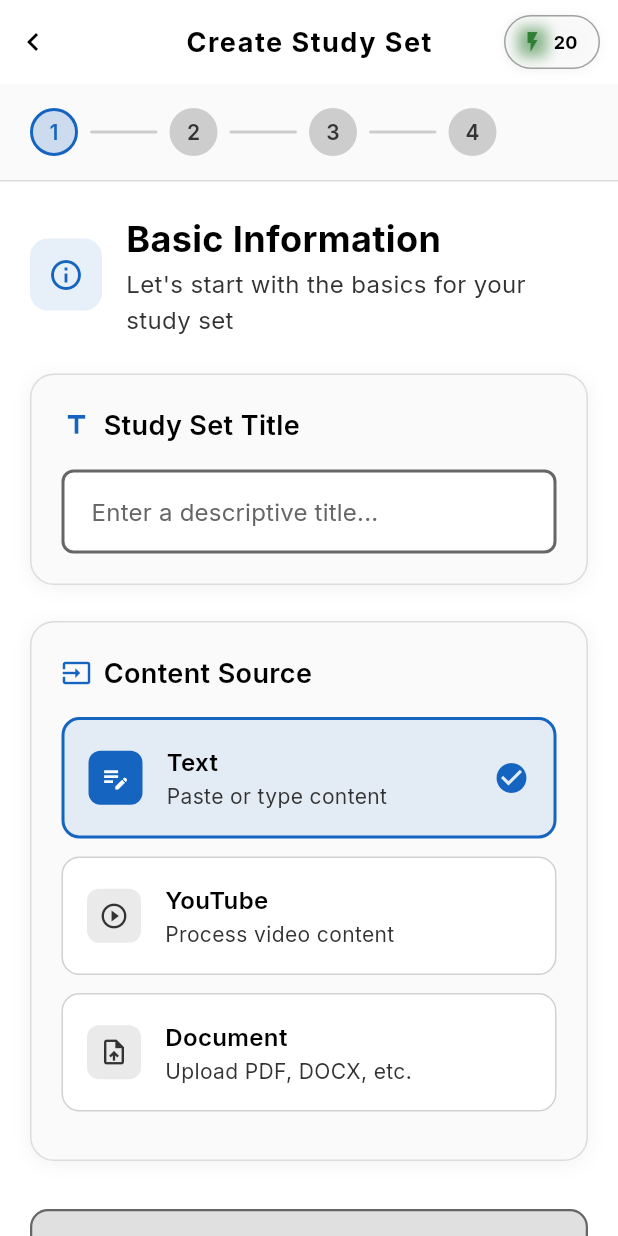
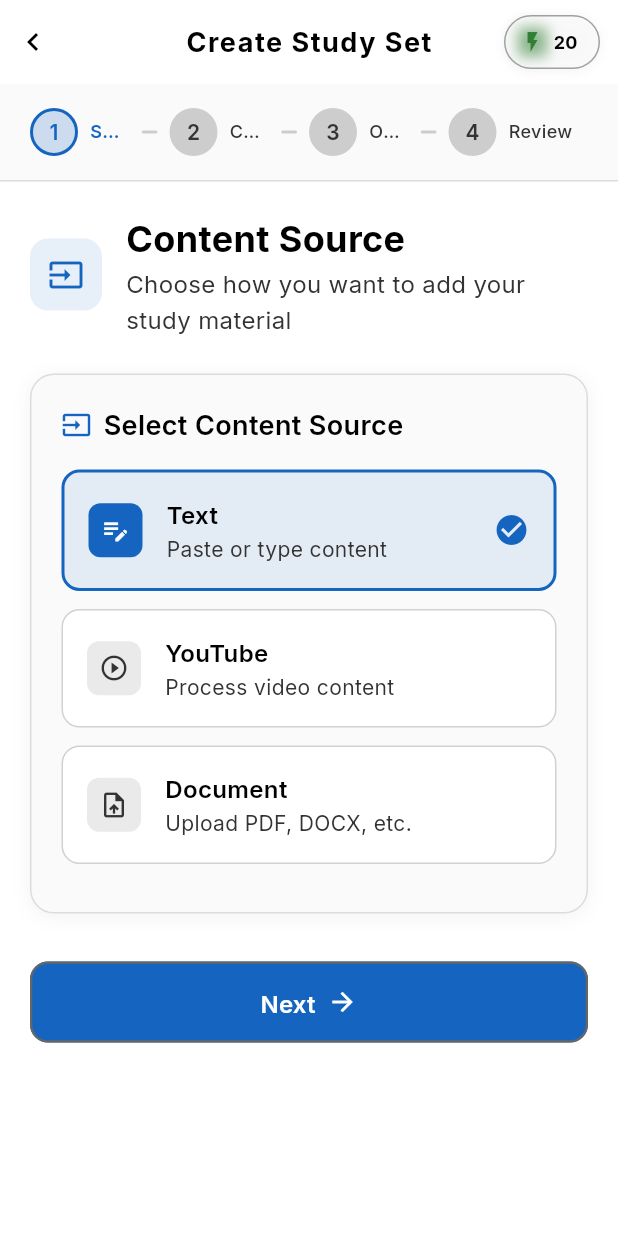
Before and after one commit to mindloadai-dot/BooM_Mind, a Flutter app: the CreateScreen screen opened directly, on a phone screen of 412 x 824 dp. Run offline on Flutter 3.47's test engine with Material 3 defaults, Android fonts, the phone set to English and light mode, and no system bars; our stand-ins replace audio_service, cached_network_image, cloud_firestore, cloud_functions, file_picker, firebase_analytics and 19 more; missing offline and left inert: audio_session, firebase_app_check, syncfusion_flutter_pdf; accounts and stored records are empty; network calls fail; statements that could not run were skipped.

Commit message:
Revise create study process: Move title field to last step with auto-population from content

```diff
--- a/lib/screens/create_screen.dart
+++ b/lib/screens/create_screen.dart
@@ -126,6 +126,13 @@ class _CreateScreenState extends State<CreateScreen>
         _suggestTitleFromText(_contentController.text.trim());
       }
     });
+
+    // Auto-populate title when moving to Step 4 if title is empty
+    _pageController.addListener(() {
+      if (_currentStep == 3 && _titleController.text.trim().isEmpty && _hasContent()) {
+        _autoPopulateTitleFromContent();
+      }
+    });
   }
 
   void _initializeAnimations() {
@@ -213,6 +220,8 @@ class _CreateScreenState extends State<CreateScreen>
 
   /// Build step indicator
   Widget _buildStepIndicator(SemanticTokens tokens) {
+    final stepNames = ['Source', 'Content', 'Options', 'Review'];
+
     return Container(
       padding: const EdgeInsets.symmetric(horizontal: 20, vertical: 16),
       decoration: BoxDecoration(
@@ -267,6 +276,24 @@ class _CreateScreenState extends State<CreateScreen>
                   ),
                 ),
 
+                // Step name
+                const SizedBox(width: 8),
+                Expanded(
+                  child: Text(
+                    stepNames[index],
+                    style: TextStyle(
+                      color: isActive
+                          ? tokens.primary
+                          : isCompleted
+                              ? tokens.textPrimary
+                              : tokens.textSecondary,
+                      fontWeight: isActive ? FontWeight.w600 : FontWeight.w500,
+                      fontSize: 12,
+                    ),
+                    overflow: TextOverflow.ellipsis,
+                  ),
+                ),
+
                 // Connector line
                 if (index < _totalSteps - 1)
                   Expanded(
@@ -305,7 +332,7 @@ class _CreateScreenState extends State<CreateScreen>
     }
   }
 
-  /// Step 1: Basic Information
+  /// Step 1: Content Source Selection
   Widget _buildStep1Content(SemanticTokens tokens) {
     return Column(
       crossAxisAlignment: CrossAxisAlignment.start,
@@ -313,67 +340,9 @@ class _CreateScreenState extends State<CreateScreen>
         // Header
         _buildStepHeader(
           tokens,
-          'Basic Information',
-          'Let\'s start with the basics for your study set',
-          Icons.info_outline,
-        ),
-
-        const SizedBox(height: 24),
-
-        // Title input card
-        _buildModernCard(
-          tokens,
-          child: Column(
-            crossAxisAlignment: CrossAxisAlignment.start,
-            children: [
-              _buildCardHeader(tokens, 'Study Set Title', Icons.title),
-              const SizedBox(height: 16),
-              TextField(
-                controller: _titleController,
-                style: TextStyle(
-                  fontSize: 16,
-                  color: tokens.textPrimary,
-                ),
-                decoration: InputDecoration(
-                  hintText: 'Enter a descriptive title...',
-                  hintStyle: TextStyle(
-                    color: tokens.textTertiary,
-                    fontSize: 16,
-                  ),
-                  filled: true,
-                  fillColor: tokens.surfaceAlt,
-                  border: OutlineInputBorder(
-                    borderRadius: BorderRadius.circular(12),
-                    borderSide: BorderSide.none,
-                  ),
-                  contentPadding: const EdgeInsets.symmetric(
-                    horizontal: 16,
-                    vertical: 16,
-                  ),
-                ),
-              ),
-              if (_isTitleAutoPopulated) ...[
-                const SizedBox(height: 8),
-                Row(
-                  children: [
-                    Icon(
-                      Icons.auto_awesome,
-                      size: 16,
-                      color: tokens.primary,
-                    ),
-                    const SizedBox(width: 8),
-                    Text(
-                      'Auto-generated title',
-                      style: TextStyle(
-                        color: tokens.textSecondary,
-                        fontSize: 12,
-                      ),
-                    ),
-                  ],
-                ),
-              ],
-            ],
-          ),
+          'Content Source',
+          'Choose how you want to add your study material',
+          Icons.input,
         ),
 
         const SizedBox(height: 24),
@@ -384,7 +353,7 @@ class _CreateScreenState extends State<CreateScreen>
           child: Column(
             crossAxisAlignment: CrossAxisAlignment.start,
             children: [
-              _buildCardHeader(tokens, 'Content Source', Icons.input),
+              _buildCardHeader(tokens, 'Select Content Source', Icons.input),
               const SizedBox(height: 16),
               _buildContentTypeSelector(tokens),
             ],
@@ -513,6 +482,73 @@ class _CreateScreenState extends State<CreateScreen>
           'Review & Generate',
           'Review your settings and create your study set',
           Icons.preview,
+        ),
+
+        const SizedBox(height: 24),
+
+        // Title input card (moved to last step)
+        _buildModernCard(
+          tokens,
+          child: Column(
+            crossAxisAlignment: CrossAxisAlignment.start,
+            children: [
+              _buildCardHeader(tokens, 'Study Set Title', Icons.title),
+              const SizedBox(height: 16),
+              TextField(
+                controller: _titleController,
+                style: TextStyle(
+                  fontSize: 16,
+                  color: tokens.textPrimary,
+                ),
+                decoration: InputDecoration(
+                  hintText: 'Enter a descriptive title...',
+                  hintStyle: TextStyle(
+                    color: tokens.textTertiary,
+                    fontSize: 16,
+                  ),
+                  filled: true,
+                  fillColor: tokens.surfaceAlt,
+                  border: OutlineInputBorder(
+                    borderRadius: BorderRadius.circular(12),
+                    borderSide: BorderSide.none,
+                  ),
+                  contentPadding: const EdgeInsets.symmetric(
+                    horizontal: 16,
+                    vertical: 16,
+                  ),
+                ),
+              ),
+              if (_isTitleAutoPopulated) ...[
+                const SizedBox(height: 8),
+                Row(
+                  children: [
+                    Icon(
+                      Icons.auto_awesome,
+                      size: 16,
+                      color: tokens.primary,
+                    ),
+                    const SizedBox(width: 8),
+                    Text(
+                      'Auto-generated title from content',
+                      style: TextStyle(
+                        color: tokens.textSecondary,
+                        fontSize: 12,
+                      ),
+                    ),
+                  ],
+                ),
+              ],
+              const SizedBox(height: 8),
+              Text(
+                'The title has been auto-generated from your content. Feel free to customize it!',
+                style: TextStyle(
+                  color: tokens.textSecondary,
+                  fontSize: 12,
+                  fontStyle: FontStyle.italic,
+                ),
+              ),
+            ],
+          ),
         ),
 
         const SizedBox(height: 24),
@@ -1014,7 +1050,8 @@ class _CreateScreenState extends State<CreateScreen>
             _titleController.text.isNotEmpty
                 ? _titleController.text
                 : 'Not set',
-            Icons.title),
+            Icons.title,
+            isAutoGenerated: _isTitleAutoPopulated),
         _buildSummaryItem(
             tokens, 'Content Source', _getContentSourceLabel(), Icons.input),
         _buildSummaryItem(
@@ -1033,8 +1070,9 @@ class _CreateScreenState extends State<CreateScreen>
     SemanticTokens tokens,
     String label,
     String value,
-    IconData icon,
-  ) {
+    IconData icon, {
+    bool isAutoGenerated = false,
+  }) {
     return Padding(
       padding: const EdgeInsets.only(bottom: 16),
       child: Row(
@@ -1049,13 +1087,34 @@ class _CreateScreenState extends State<CreateScreen>
             child: Column(
               crossAxisAlignment: CrossAxisAlignment.start,
               children: [
-                Text(
-                  label,
-                  style: TextStyle(
-                    fontSize: 12,
-                    color: tokens.textSecondary,
-                    fontWeight: FontWeight.w500,
-                  ),
+                Row(
+                  children: [
+                    Text(
+                      label,
+                      style: TextStyle(
+                        fontSize: 12,
+                        color: tokens.textSecondary,
+                        fontWeight: FontWeight.w500,
+                      ),
+                    ),
+                    if (isAutoGenerated) ...[
+                      const SizedBox(width: 4),
+                      Icon(
+                        Icons.auto_awesome,
+                        size: 12,
+                        color: tokens.primary,
+                      ),
+                      const SizedBox(width: 4),
+                      Text(
+                        'Auto-generated',
+                        style: TextStyle(
+                          fontSize: 10,
+                          color: tokens.primary,
+                          fontWeight: FontWeight.w500,
+                        ),
+                      ),
+                    ],
+                  ],
                 ),
                 Text(
                   value,
@@ -1129,13 +1188,13 @@ class _CreateScreenState extends State<CreateScreen>
   bool _canProceedToNext() {
     switch (_currentStep) {
       case 0:
-        return _titleController.text.trim().isNotEmpty;
+        return _contentInputType.isNotEmpty; // Just need to select content type
       case 1:
         return _hasContent();
       case 2:
         return _generateFlashcards || _generateQuizzes;
       case 3:
-        return true;
+        return _titleController.text.trim().isNotEmpty; // Title required in final step
       default:
         return false;
     }
@@ -1161,6 +1220,12 @@ class _CreateScreenState extends State<CreateScreen>
       setState(() {
         _currentStep++;
       });
+
+      // Auto-populate title when moving to Step 4
+      if (_currentStep == 3) {
+        _autoPopulateTitleFromContent();
+      }
+
       _fadeController.reset();
       _fadeController.forward();
     } else {
@@ -2068,6 +2133,30 @@ class _CreateScreenState extends State<CreateScreen>
 
     // Add "Study Set:" prefix
     return 'Study Set: $title';
+  }
+
+  /// Auto-populate title from content when moving to final step
+  void _autoPopulateTitleFromContent() {
+    if (_titleController.text.trim().isNotEmpty) return; // Don't override if user already set title
+
+    String suggestedTitle = '';
+
+    if (_contentInputType == 'text' && _contentController.text.trim().isNotEmpty) {
+      suggestedTitle = _generateTextTitle(_contentController.text.trim());
+    } else if (_currentYouTubePreview != null) {
+      suggestedTitle = _generateYouTubeTitle(_currentYouTubePreview!);
+    } else if (_uploadedDocument != null) {
+      suggestedTitle = _generateDocumentTitle(_uploadedDocument!.name);
+    }
+
+    if (suggestedTitle.isNotEmpty) {
+      _titleController.text = suggestedTitle;
+      _isTitleAutoPopulated = true;
+
+      if (kDebugMode) {
+        print('📝 Auto-populated title in Step 4: $suggestedTitle');
+      }
+    }
   }
 
   /// Suggest title from text content
```
